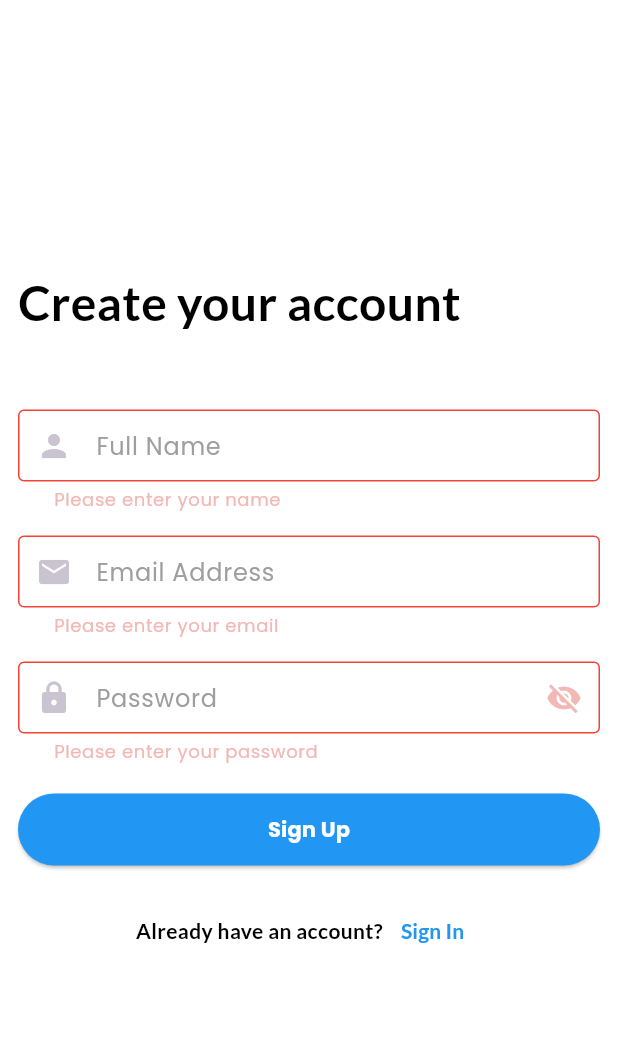
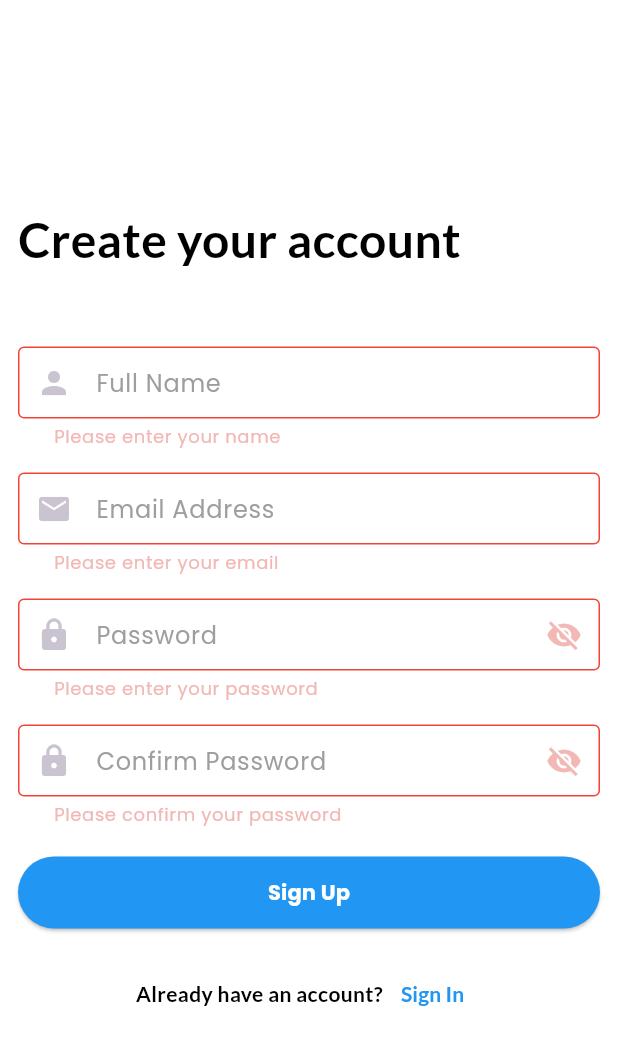
Before and after one commit to ravelinejunior/education_project, a Flutter app: the SignUpScreen screen opened by its route, after a tap on "Sign Up", on a phone screen of 412 x 824 dp. Shown: the top 1045 px of the screen. Run offline on Flutter 3.47's test engine with Material 3 defaults, Android fonts, the phone set to English and light mode, and no system bars; our stand-ins replace bloc, cloud_firestore, dartz, equatable, firebase_auth, firebase_core and 7 more; missing offline and left inert: firebase_ui_auth; accounts and stored records are empty.

Commit message:
"Updated router to navigate to DashboardScreen, changed font size in CoreUtils, modified SignInScreen and SignUpScreen with new functionality and UI changes."

```diff
--- a/lib/core/services/router_main.dart
+++ b/lib/core/services/router_main.dart
@@ -53,7 +53,7 @@ Route<dynamic> generateRoute(RouteSettings settings) {
       return _pageBuilder(
         (_) => BlocProvider(
           create: (context) => sl<AuthBloc>(),
-          child: const SignUpScreen(),
+          child: const DashboardScreen(),
         ),
         settings: settings,
       );
--- a/lib/core/utils/core_utils.dart
+++ b/lib/core/utils/core_utils.dart
@@ -13,7 +13,7 @@ class CoreUtils {
             message,
             style: GoogleFonts.roboto(
               color: Colors.white,
-              fontSize: 16,
+              fontSize: 12,
               fontWeight: FontWeight.bold,
             ),
           ),
--- a/lib/src/auth/presentation/views/sign_up_screen.dart
+++ b/lib/src/auth/presentation/views/sign_up_screen.dart
@@ -7,6 +7,7 @@ import 'package:education_project/src/auth/data/model/user_model.dart';
 import 'package:education_project/src/auth/presentation/bloc/auth_bloc.dart';
 import 'package:education_project/src/auth/presentation/views/sign_in_screen.dart';
 import 'package:education_project/src/dashboard/presentation/views/dashboard_screen.dart';
+import 'package:firebase_auth/firebase_auth.dart';
 import 'package:flutter/material.dart';
 import 'package:flutter_bloc/flutter_bloc.dart';
 import 'package:google_fonts/google_fonts.dart';
@@ -24,6 +25,7 @@ class _SignUpScreenState extends State<SignUpScreen> {
   final _nameController = TextEditingController();
   final _emailController = TextEditingController();
   final _passwordController = TextEditingController();
+  final _passwordConfirmController = TextEditingController();
 
   @override
   Widget build(BuildContext context) {
@@ -32,6 +34,13 @@ class _SignUpScreenState extends State<SignUpScreen> {
         listener: (context, state) {
           if (state is AuthErrorState) {
             CoreUtils.showSnackBar(context, state.message);
+          } else if (state is AuthSignedUpState) {
+            context.read<AuthBloc>().add(
+                  SignInEvent(
+                    email: _emailController.text.trim(),
+                    password: _passwordController.text.trim(),
+                  ),
+                );
           } else if (state is AuthSignedInState) {
             context.read<UserProvider>().initUser(state.user as LocalUserModel);
             Navigator.pushReplacementNamed(context, DashboardScreen.routeName);
@@ -101,7 +110,24 @@ class _SignUpScreenState extends State<SignUpScreen> {
                                   return 'Please enter your password';
                                 }
                                 if (value.length < 6) {
-                                  return 'Pass must be at least 6 characters';
+                                  return 'Password must be at least 6 characters';
+                                }
+                                return null;
+                              },
+                            ),
+                            const SizedBox(height: 16),
+                            CustomTextField(
+                              controller: _passwordConfirmController,
+                              labelText: 'Confirm Password',
+                              hintText: 'Confirm your password',
+                              prefixIcon: const Icon(Icons.lock),
+                              isPasswordField: true,
+                              validator: (value) {
+                                if (value == null || value.isEmpty) {
+                                  return 'Please confirm your password';
+                                }
+                                if (value != _passwordController.text) {
+                                  return 'Passwords do not match';
                                 }
                                 return null;
                               },
@@ -112,7 +138,25 @@ class _SignUpScreenState extends State<SignUpScreen> {
                             else
                               RoundedButton(
                                 onPressed: () {
-                                  if (_formKey.currentState!.validate()) {}
+                                  if (_formKey.currentState!.validate()) {
+                                    FocusManager.instance.primaryFocus
+                                        ?.unfocus();
+                                    FirebaseAuth.instance.currentUser?.reload();
+                                    final formattedEmail =
+                                        _emailController.text.trim();
+                                    final formattedName =
+                                        _nameController.text.trim();
+                                    final formattedPassword =
+                                        _passwordController.text.trim();
+
+                                    context.read<AuthBloc>().add(
+                                          SignUpEvent(
+                                            email: formattedEmail,
+                                            password: formattedPassword,
+                                            fullName: formattedName,
+                                          ),
+                                        );
+                                  }
                                 },
                                 text: 'Sign Up',
                               ),
@@ -163,6 +207,7 @@ class _SignUpScreenState extends State<SignUpScreen> {
     _nameController.dispose();
     _emailController.dispose();
     _passwordController.dispose();
+    _passwordConfirmController.dispose();
     super.dispose();
   }
 }
```
Also changed, not shown: lib/src/auth/presentation/views/sign_in_screen.dart (+20 -3 lines).
